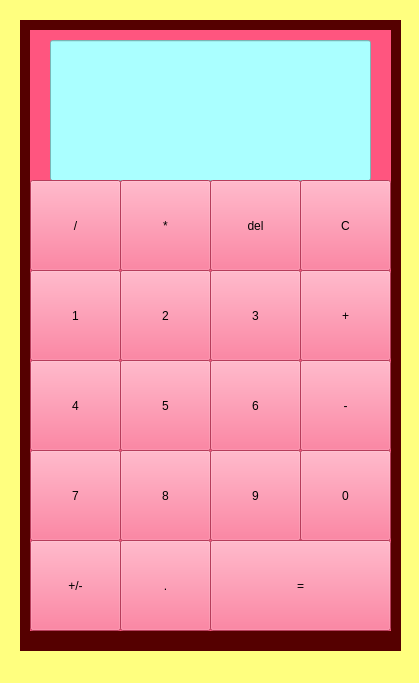
First picture: the form in untitled.ui, repository AnnushkaStark/calculator_gui, before the edit.
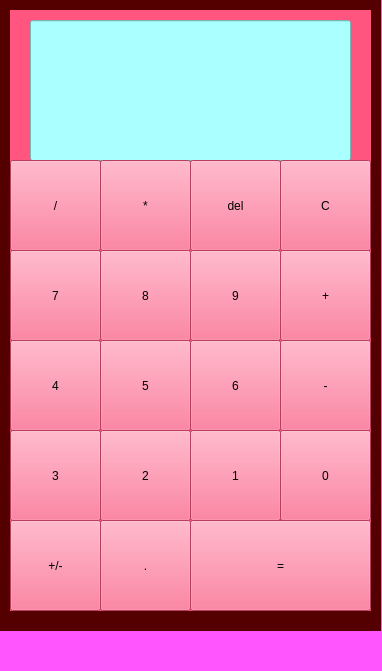
Second picture: the form after the edit.

```diff
--- a/untitled.ui
+++ b/untitled.ui
@@ -6,8 +6,8 @@
    <rect>
     <x>0</x>
     <y>0</y>
-    <width>419</width>
-    <height>683</height>
+    <width>382</width>
+    <height>671</height>
    </rect>
   </property>
   <property name="cursor">
@@ -17,14 +17,14 @@
    <string>MainWindow</string>
   </property>
   <property name="styleSheet">
-   <string notr="true">background-color: rgb(255, 255, 127);</string>
+   <string notr="true">background-color: rgb(255, 85, 255);</string>
   </property>
   <widget class="QWidget" name="centralwidget">
    <widget class="QWidget" name="widget_2" native="true">
     <property name="geometry">
      <rect>
-      <x>20</x>
-      <y>20</y>
+      <x>0</x>
+      <y>0</y>
       <width>381</width>
       <height>631</height>
      </rect>
@@ -118,8 +118,8 @@
      <widget class="QPushButton" name="pushButton_1">
       <property name="geometry">
        <rect>
-        <x>0</x>
-        <y>240</y>
+        <x>180</x>
+        <y>420</y>
         <width>91</width>
         <height>91</height>
        </rect>
@@ -135,7 +135,7 @@
       <property name="geometry">
        <rect>
         <x>90</x>
-        <y>240</y>
+        <y>420</y>
         <width>91</width>
         <height>91</height>
        </rect>
@@ -150,8 +150,8 @@
      <widget class="QPushButton" name="pushButton_3">
       <property name="geometry">
        <rect>
-        <x>180</x>
-        <y>240</y>
+        <x>0</x>
+        <y>420</y>
         <width>91</width>
         <height>91</height>
        </rect>
@@ -259,55 +259,6 @@
        <string>-</string>
       </property>
      </widget>
-     <widget class="QPushButton" name="pushButton_7">
-      <property name="geometry">
-       <rect>
-        <x>0</x>
-        <y>420</y>
-        <width>91</width>
-        <height>91</height>
-       </rect>
-      </property>
-      <property name="styleSheet">
-       <string notr="true">font: 7pt &quot;Segoe UI&quot;;
-font: 36pt &quot;Segoe UI&quot;;</string>
-      </property>
-      <property name="text">
-       <string>7</string>
-      </property>
-     </widget>
-     <widget class="QPushButton" name="pushButton_8">
-      <property name="geometry">
-       <rect>
-        <x>90</x>
-        <y>420</y>
-        <width>91</width>
-        <height>91</height>
-       </rect>
-      </property>
-      <property name="styleSheet">
-       <string notr="true">font: 36pt &quot;Segoe UI&quot;;</string>
-      </property>
-      <property name="text">
-       <string>8</string>
-      </property>
-     </widget>
-     <widget class="QPushButton" name="pushButton_9">
-      <property name="geometry">
-       <rect>
-        <x>180</x>
-        <y>420</y>
-        <width>91</width>
-        <height>91</height>
-       </rect>
-      </property>
-      <property name="styleSheet">
-       <string notr="true">font: 36pt &quot;Segoe UI&quot;;</string>
-      </property>
-      <property name="text">
-       <string>9</string>
-      </property>
-     </widget>
      <widget class="QPushButton" name="pushButton_0">
       <property name="geometry">
        <rect>
@@ -374,6 +325,55 @@
        <string>=</string>
       </property>
      </widget>
+     <widget class="QPushButton" name="pushButton_7">
+      <property name="geometry">
+       <rect>
+        <x>0</x>
+        <y>240</y>
+        <width>91</width>
+        <height>91</height>
+       </rect>
+      </property>
+      <property name="styleSheet">
+       <string notr="true">font: 7pt &quot;Segoe UI&quot;;
+font: 36pt &quot;Segoe UI&quot;;</string>
+      </property>
+      <property name="text">
+       <string>7</string>
+      </property>
+     </widget>
+     <widget class="QPushButton" name="pushButton_8">
+      <property name="geometry">
+       <rect>
+        <x>90</x>
+        <y>240</y>
+        <width>91</width>
+        <height>91</height>
+       </rect>
+      </property>
+      <property name="styleSheet">
+       <string notr="true">font: 36pt &quot;Segoe UI&quot;;</string>
+      </property>
+      <property name="text">
+       <string>8</string>
+      </property>
+     </widget>
+     <widget class="QPushButton" name="pushButton_9">
+      <property name="geometry">
+       <rect>
+        <x>180</x>
+        <y>240</y>
+        <width>91</width>
+        <height>91</height>
+       </rect>
+      </property>
+      <property name="styleSheet">
+       <string notr="true">font: 36pt &quot;Segoe UI&quot;;</string>
+      </property>
+      <property name="text">
+       <string>9</string>
+      </property>
+     </widget>
     </widget>
    </widget>
   </widget>
```
Left out of the diff: 2 changed lines with no effect on the pictures.
